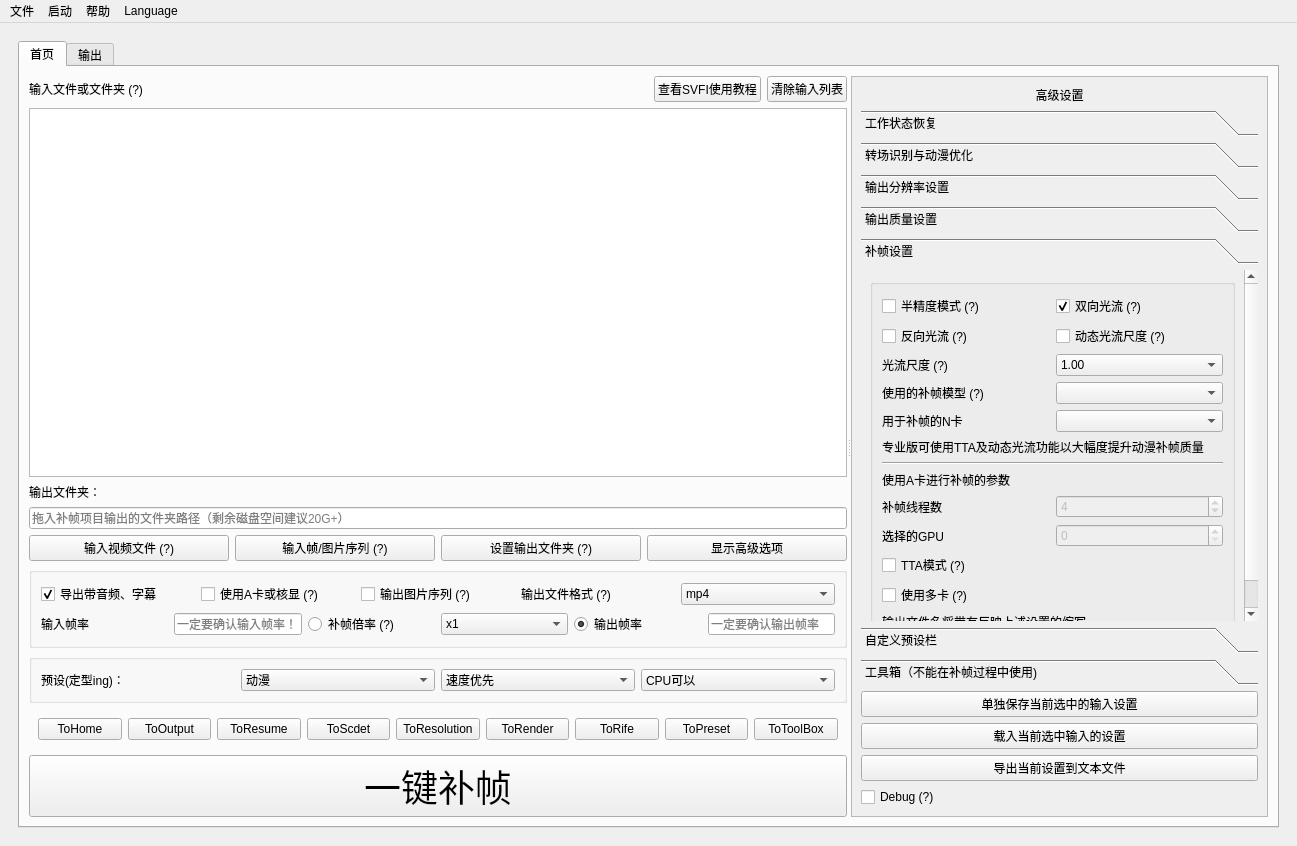
Old version of the form Utils/SVFI_UI.ui in the repository 100wman/RIFE_GUI.
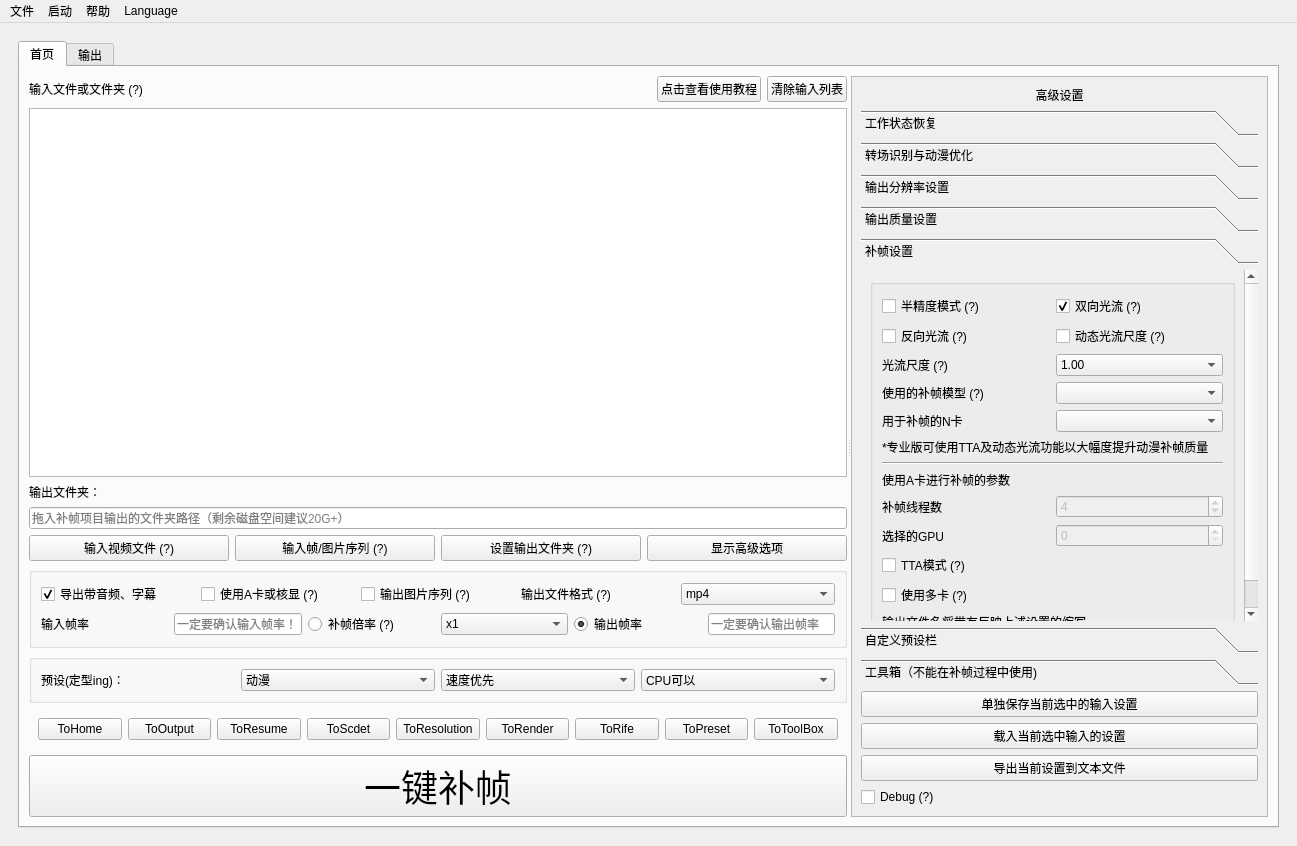
New version of the form. Custom widgets are drawn as their Qt base class.

Commit message: Update SVFI 3.5.7 Professional/Community Update Log at 6.9.9 1. Optimize Chunk Check 2. Modify i18n for English

```diff
--- a/Utils/SVFI_UI.ui
+++ b/Utils/SVFI_UI.ui
@@ -474,7 +474,7 @@
                  <item>
                   <widget class="QPushButton" name="tutorialLinkButton">
                    <property name="text">
-                    <string>查看SVFI使用教程</string>
+                    <string>点击查看使用教程</string>
                    </property>
                   </widget>
                  </item>
@@ -688,7 +688,7 @@
                    <rect>
                     <x>0</x>
                     <y>0</y>
-                    <width>448</width>
+                    <width>416</width>
                     <height>724</height>
                    </rect>
                   </property>
@@ -2142,7 +2142,7 @@
                        <rect>
                         <x>0</x>
                         <y>0</y>
-                        <width>430</width>
+                        <width>398</width>
                         <height>395</height>
                        </rect>
                       </property>
@@ -2405,7 +2405,7 @@
                           <item row="1" column="0">
                            <widget class="QLabel" name="ProAdLabel_1">
                             <property name="text">
-                             <string>专业版可使用TTA及动态光流功能以大幅度提升动漫补帧质量</string>
+                             <string>*专业版可使用TTA及动态光流功能以大幅度提升动漫补帧质量</string>
                             </property>
                            </widget>
                           </item>
```
Left out of the diff: 14 changed lines with no effect on the pictures. The commit also changes 8 other files.
